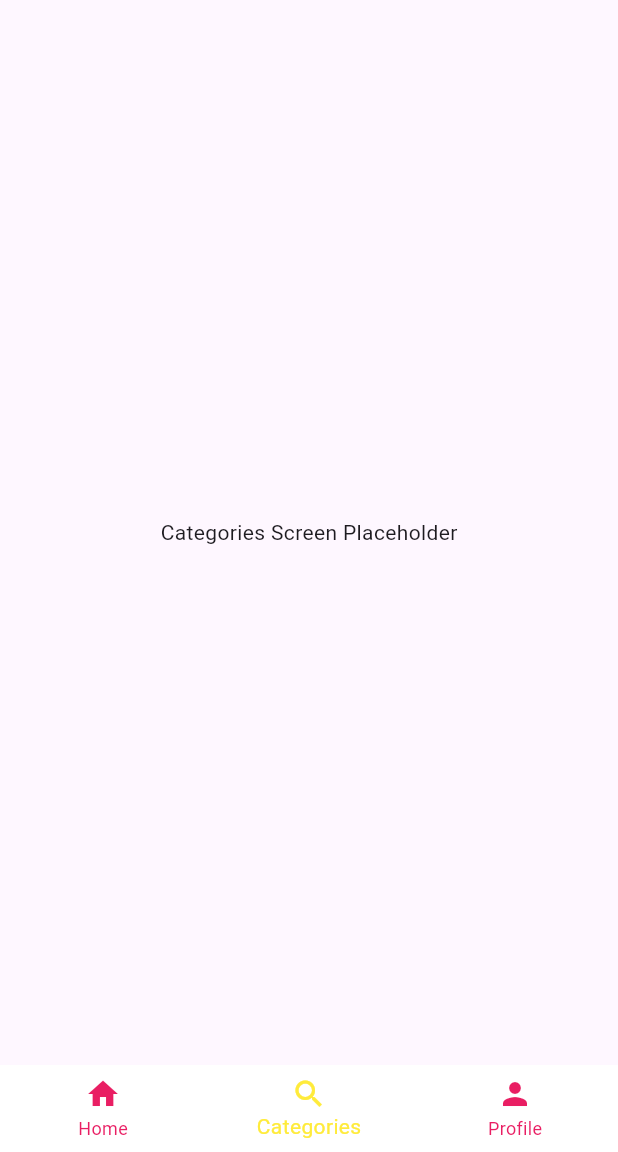
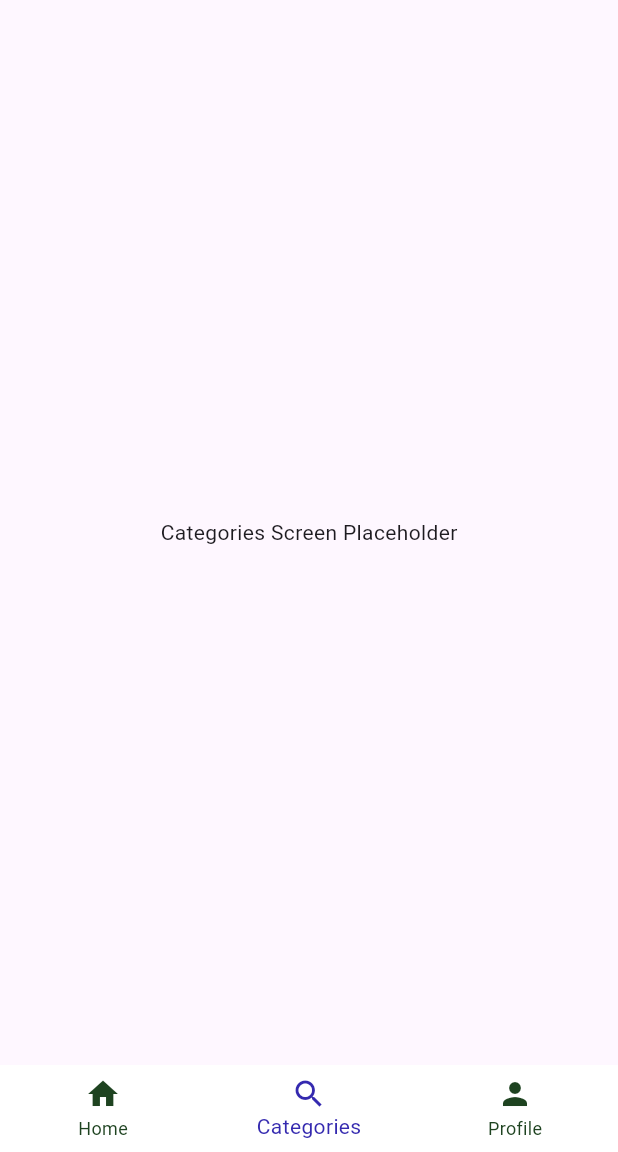
Before and after one commit to shalindri0426/shalindri_flutter, a Flutter app: the screen it shows after launch, item 2 of the bottom bar chosen, on a phone screen of 412 x 824 dp, the part 84-1236 px from its top. Run offline on Flutter 3.47's test engine with Material 3 defaults, Android fonts, the phone set to English and light mode, and no system bars; our stand-ins replace google_fonts.

Commit message:
navigation colour

```diff
--- a/lib/screens/main_appscreen.dart
+++ b/lib/screens/main_appscreen.dart
@@ -69,8 +69,8 @@ class _MainAppscreenState extends State<MainAppscreen> {
         },
         elevation: 0,
         backgroundColor: Colors.white,
-        unselectedItemColor: Colors.pink,
-        selectedItemColor: Colors.yellow,
+        unselectedItemColor: const Color.fromARGB(255, 30, 67, 32),
+        selectedItemColor: const Color.fromARGB(255, 52, 41, 175),
         type: BottomNavigationBarType.fixed,
         items: const [
           BottomNavigationBarItem(icon: Icon(Icons.home), label: "Home"),
```
